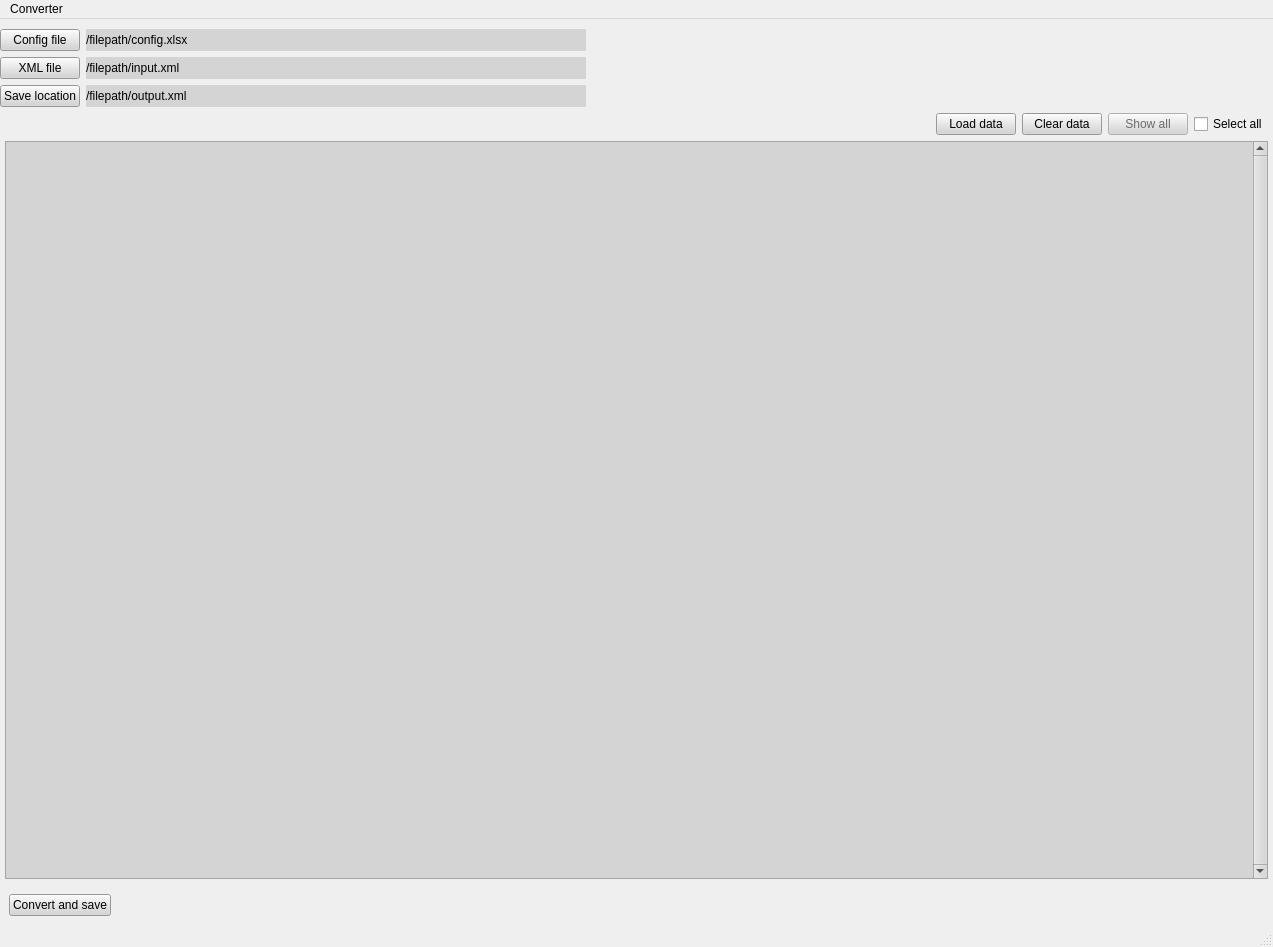
This is components/UiMainWindow.ui in bubuding0809/XML-Converter as Qt 5 draws it before an edit. The edited form follows.
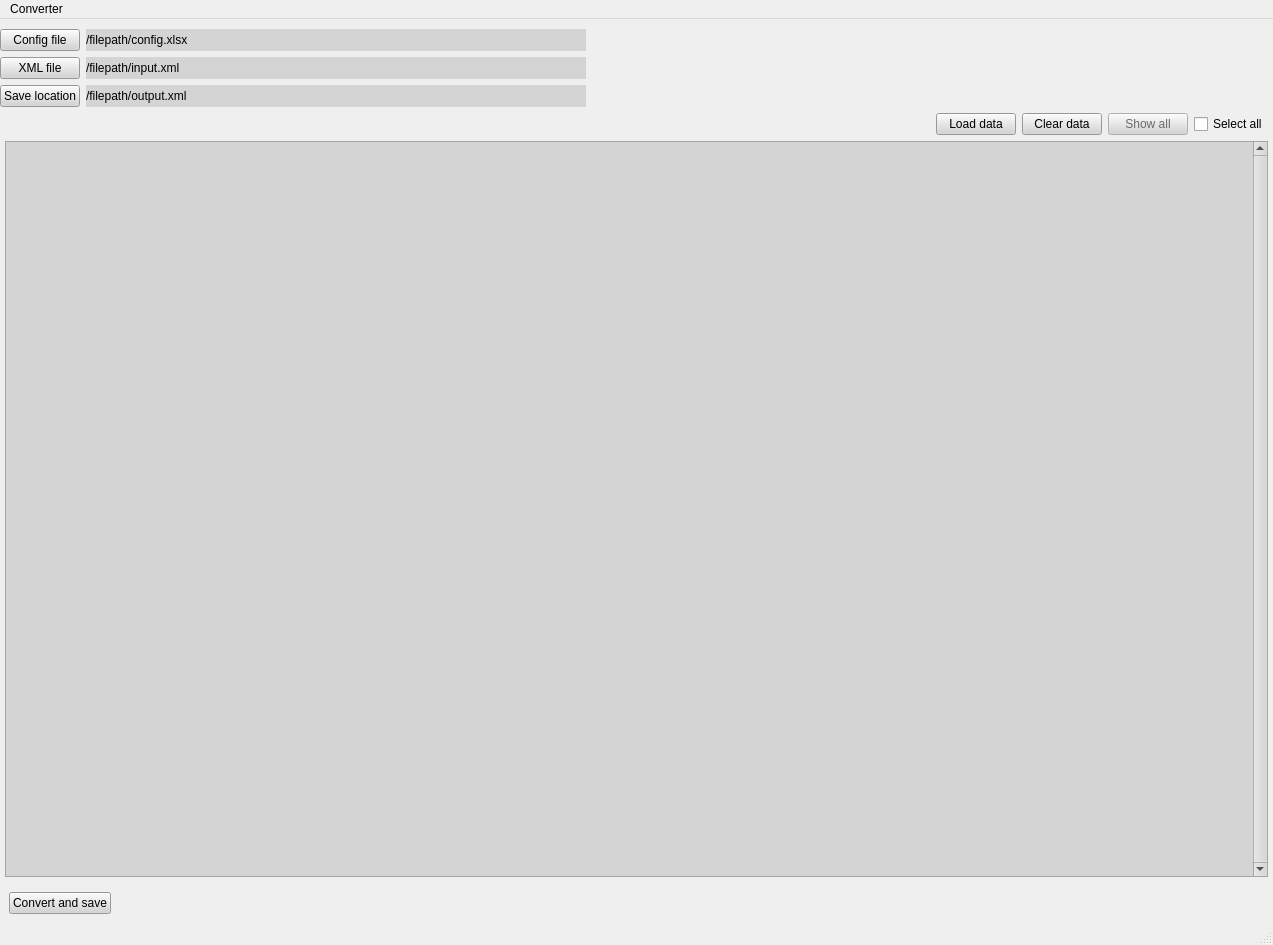
This is the edited form.

```diff
--- a/components/UiMainWindow.ui
+++ b/components/UiMainWindow.ui
@@ -7,7 +7,7 @@
     <x>0</x>
     <y>0</y>
     <width>1273</width>
-    <height>947</height>
+    <height>945</height>
    </rect>
   </property>
   <property name="windowTitle">
@@ -719,7 +719,7 @@
             <x>0</x>
             <y>0</y>
             <width>1246</width>
-            <height>682</height>
+            <height>680</height>
            </rect>
           </property>
           <layout class="QVBoxLayout" name="verticalLayout_3"/>
```
